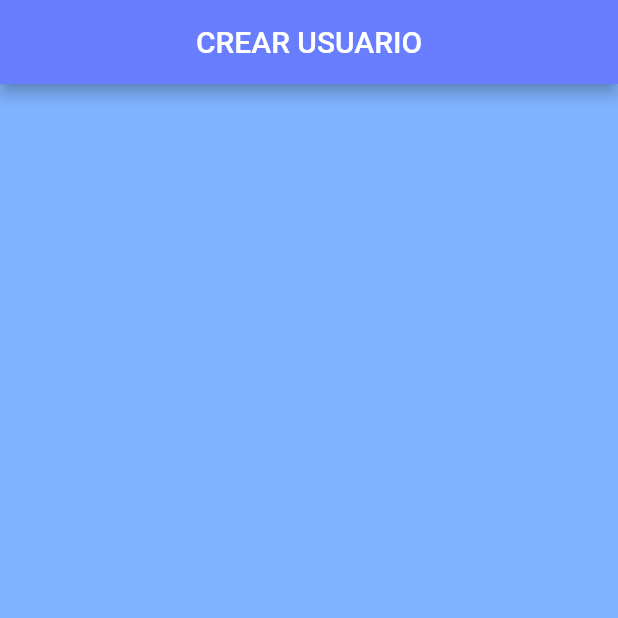
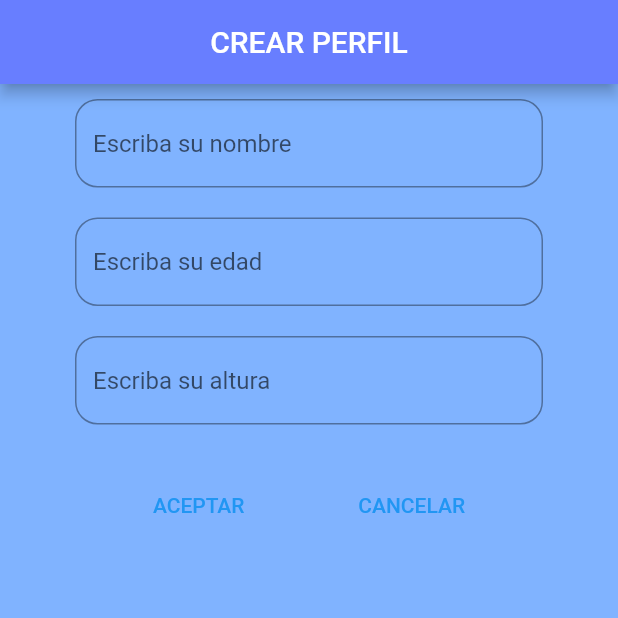
Before and after one commit to marcomar31/martinezmarco_actividades, a Flutter app: the screen it shows after launch, on a phone screen of 412 x 824 dp, the top half of it. Run offline on Flutter 3.47's test engine with Material 2 defaults, Android fonts, the phone set to English and light mode, and no system bars; our stand-ins replace firebase_auth, firebase_core; accounts and stored records are empty; generated files the repository leaves out were written again.

Commit message:
Commit 24: Añadidos "TextField" y "TextButton" a CreaPerfilView.dart, sin incluir la lógica.

```diff
--- a/lib/Actividades1App.dart
+++ b/lib/Actividades1App.dart
@@ -8,7 +8,7 @@ class Actividades1 extends StatelessWidget {
   @override
   Widget build(BuildContext context) {
     // TODO: implement build
-    MaterialApp materialApp = MaterialApp(title: "Actividades 1",
+    MaterialApp materialApp = MaterialApp(title: "Actividades Marco",
       initialRoute: '/creaperfilview',
       routes: {
         '/loginview': (context) => LoginView(),
--- a/lib/OnBoarding/CreaPerfilView.dart
+++ b/lib/OnBoarding/CreaPerfilView.dart
@@ -1,13 +1,51 @@
 import 'package:flutter/material.dart';
 
+import '../Custom/CustomTextField.dart';
+
 class CreaPerfilView extends StatelessWidget {
+  TextEditingController tecNombre = TextEditingController();
+  TextEditingController tecEdad = TextEditingController();
+  TextEditingController tecAltura = TextEditingController();
 
   @override
   Widget build(BuildContext context) {
     // TODO: implement build
-    return Scaffold(
+    return Scaffold(body:
+        Column(children: [
+          //NOMBRE
+          Padding(padding: EdgeInsets.symmetric(horizontal: 50, vertical: 10),
+            child: CustomTextField(tec: tecNombre, hintText: 'Escriba su nombre',),
+          ),
+
+          //EDAD
+          Padding(padding: EdgeInsets.symmetric(horizontal: 50, vertical: 10),
+            child: CustomTextField(tec: tecEdad, hintText: 'Escriba su edad',),
+          ),
+
+          //ALTURA
+          Padding(padding: EdgeInsets.symmetric(horizontal: 50, vertical: 10),
+            child: CustomTextField(tec: tecAltura, hintText: 'Escriba su altura',),
+          ),
+
+          Row(mainAxisAlignment: MainAxisAlignment.center, children: [
+            //Botón aceptar
+            Padding(padding: EdgeInsets.symmetric(horizontal: 30, vertical: 20),
+              child: TextButton(
+                onPressed: () {},
+                child: Text("ACEPTAR")
+                ,)
+              ,),
+            //Botón cancelar
+            Padding(padding: EdgeInsets.symmetric(horizontal: 30, vertical: 20),
+              child: TextButton(
+                onPressed: () {},
+                child: Text("CANCELAR")
+                ,)
+              ,)
+          ],)
+        ],),
       appBar: AppBar(
-        title: const Text("CREAR USUARIO"),
+        title: const Text("CREAR PERFIL"),
         centerTitle: true,
         backgroundColor: Color.fromRGBO(104, 126, 255, 1),
         automaticallyImplyLeading: false,
```
Also changed, not shown: 1 other file.
